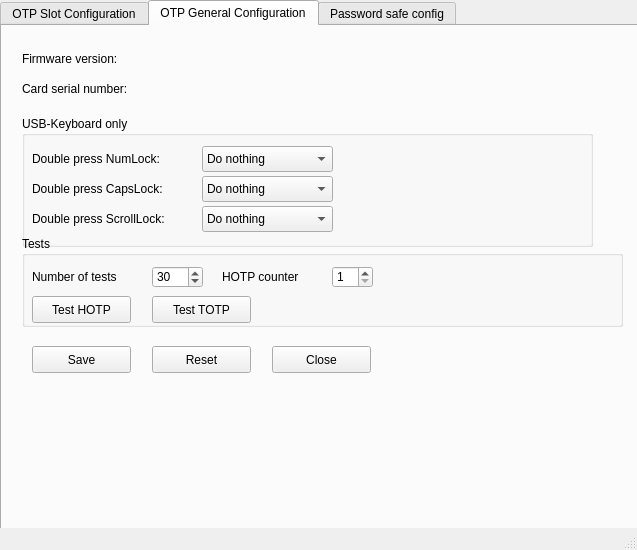
The window that mainwindow.ui (Nitrokey/nitrokey-app) describes before a commit, drawn with Qt 5.
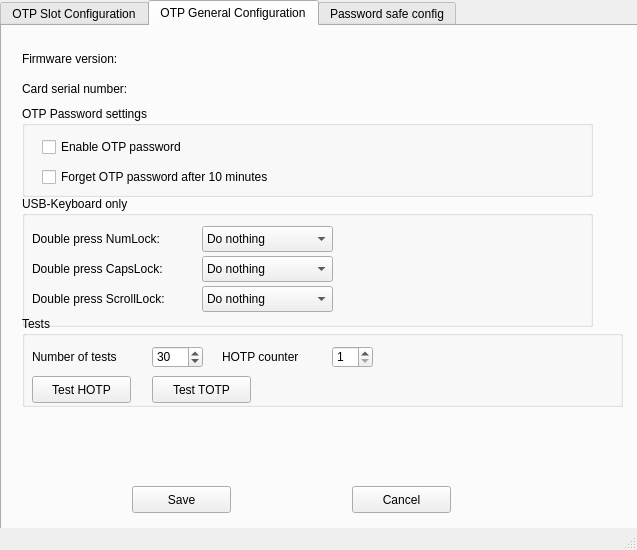
The same window after the commit. The open tabs and pages were chosen to show the change. Icons and pictures are not drawn.

Commit message: Improvements to OTP and About Window see #75 #62 #96 #108

Diff of the .ui file:
```diff
--- a/mainwindow.ui
+++ b/mainwindow.ui
@@ -676,8 +676,8 @@
      <widget class="QPushButton" name="writeGeneralConfigButton">
       <property name="geometry">
        <rect>
-        <x>30</x>
-        <y>320</y>
+        <x>130</x>
+        <y>460</y>
         <width>99</width>
         <height>27</height>
        </rect>
@@ -686,37 +686,24 @@
        <string>Save</string>
       </property>
      </widget>
-     <widget class="QPushButton" name="resetGeneralConfigButton">
-      <property name="geometry">
-       <rect>
-        <x>150</x>
-        <y>320</y>
-        <width>99</width>
-        <height>27</height>
-       </rect>
-      </property>
-      <property name="text">
-       <string>Reset</string>
-      </property>
-     </widget>
      <widget class="QPushButton" name="generalCancelButton">
       <property name="geometry">
        <rect>
-        <x>270</x>
-        <y>320</y>
+        <x>350</x>
+        <y>460</y>
         <width>99</width>
         <height>27</height>
        </rect>
       </property>
       <property name="text">
-       <string>Close</string>
+       <string>Cancel</string>
       </property>
      </widget>
      <widget class="QGroupBox" name="USBKeyboardGroupBox">
       <property name="geometry">
        <rect>
         <x>20</x>
-        <y>90</y>
+        <y>170</y>
         <width>571</width>
         <height>131</height>
        </rect>
@@ -843,7 +830,7 @@
       <property name="geometry">
        <rect>
         <x>20</x>
-        <y>210</y>
+        <y>290</y>
         <width>601</width>
         <height>91</height>
        </rect>
@@ -968,6 +955,45 @@
        <string/>
       </property>
      </widget>
+     <widget class="QGroupBox" name="OTPPasswordGroupBox">
+      <property name="geometry">
+       <rect>
+        <x>20</x>
+        <y>80</y>
+        <width>571</width>
+        <height>91</height>
+       </rect>
+      </property>
+      <property name="title">
+       <string>OTP Password settings</string>
+      </property>
+      <widget class="QCheckBox" name="enableUserPasswordCheckBox">
+       <property name="geometry">
+        <rect>
+         <x>20</x>
+         <y>30</y>
+         <width>231</width>
+         <height>22</height>
+        </rect>
+       </property>
+       <property name="text">
+        <string>Enable OTP password</string>
+       </property>
+      </widget>
+      <widget class="QCheckBox" name="deleteUserPasswordCheckBox">
+       <property name="geometry">
+        <rect>
+         <x>20</x>
+         <y>60</y>
+         <width>381</width>
+         <height>22</height>
+        </rect>
+       </property>
+       <property name="text">
+        <string>Forget OTP password after 10 minutes</string>
+       </property>
+      </widget>
+     </widget>
     </widget>
     <widget class="QWidget" name="tab_3">
      <attribute name="title">
```
Left out of the diff: 4 changed lines with no effect on the pictures. The commit also changes 6 other files.
